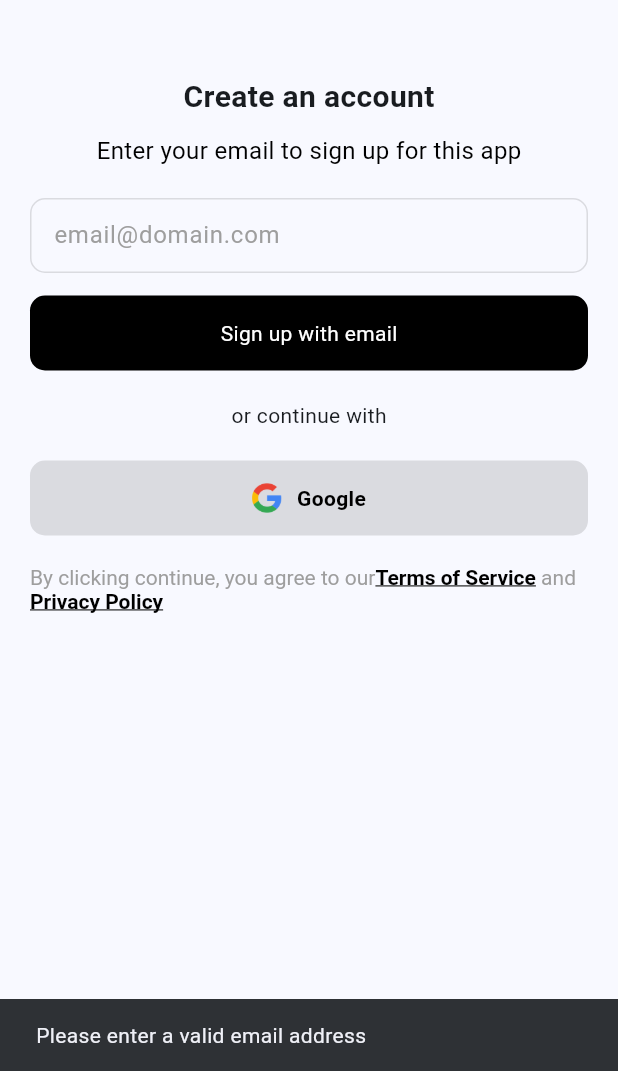
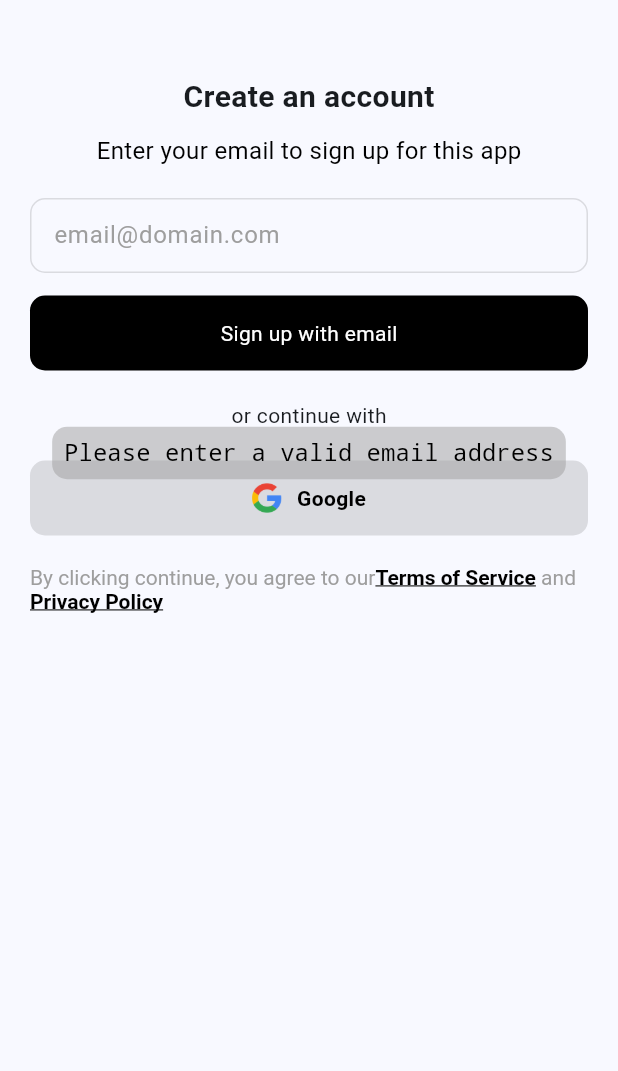
Before and after one commit to ElonWeng/589ai, a Flutter app: the screen it shows after launch, after a tap on "Sign up with email", on a phone screen of 412 x 824 dp, the part 165-1236 px from its top. Run offline on Flutter 3.47's test engine with Material 2 defaults, Android fonts, the phone set to English and light mode, and no system bars; our stand-ins replace dio, shared_preferences.

Commit message:
【提交人】Elon 【提交更改】删除了不必要的提示 【开发耗时】

```diff
--- a/lib/ui/login/login_page.dart
+++ b/lib/ui/login/login_page.dart
@@ -138,10 +138,6 @@ class _LoginPageState extends State<LoginPage> {
                   ),
                   onTap: () async {
                     if (loginModel.checkEmail(_emailController.text)) {
-                      SnackBarService.showSnackBar(
-                          context,
-                          Provider.of<LocalModel>(context, listen: false)
-                              .getText('emailValid'));
                       //获取验证码
                       context.read<LoadingModel>().show();
                       Map sendEmailCode =
@@ -154,10 +150,9 @@ class _LoginPageState extends State<LoginPage> {
                             .showToast(sendEmailCode['msg']);
                       }
                     } else {
-                      SnackBarService.showSnackBar(
-                          context,
-                          Provider.of<LocalModel>(context, listen: false)
-                              .getText('emailInput'));
+                      Provider.of<ToastProvider>(context, listen: false)
+                          .showToast(Provider.of<LocalModel>(context, listen: false)
+                          .getText('emailInput'));
                     }
                   },
                 ),
```
